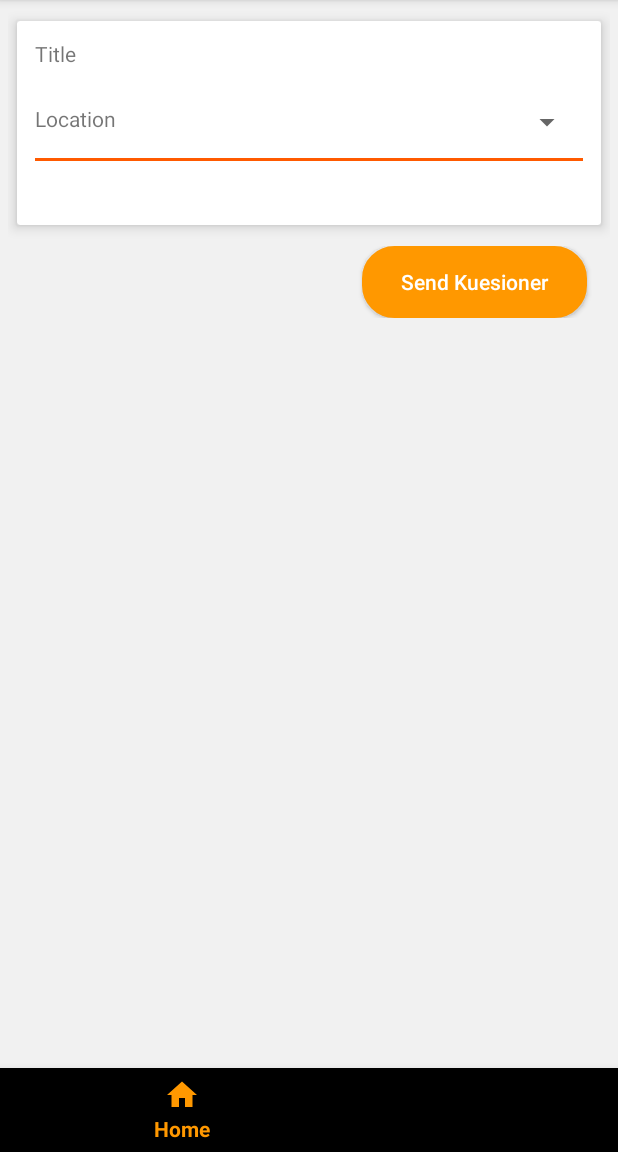
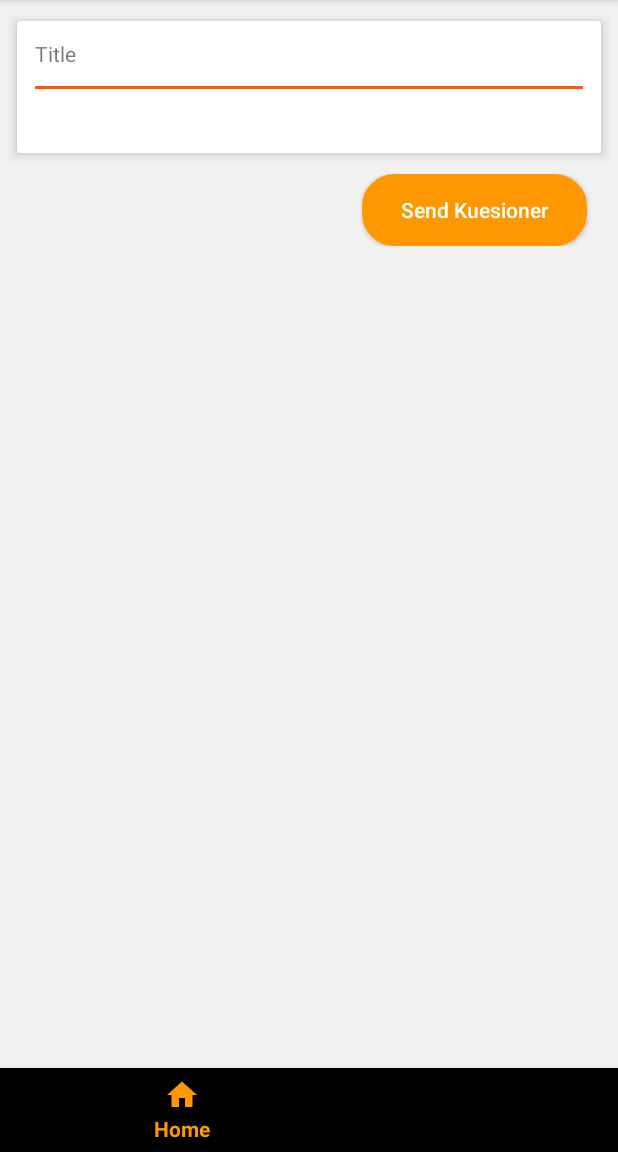
Before and after one commit to Yogias11/E-Kuisoner, an Android app: the HomeFragment screen opened directly, with no data from a screen before it, on a phone screen of 412 x 824 dp, the part 84-1236 px from its top. Run offline under Robolectric (Android 15) with nearby library versions, the phone set to English and light mode, and no system bars; our stand-ins replace ButterKnife; 1 statement that could not run was skipped.

Commit message:
get data success

```diff
--- a/app/src/main/java/poltekpos/ac/id/e_kuisoner/api/BaseApiService.java
+++ b/app/src/main/java/poltekpos/ac/id/e_kuisoner/api/BaseApiService.java
@@ -2,9 +2,19 @@ package poltekpos.ac.id.e_kuisoner.api;
 
 import poltekpos.ac.id.e_kuisoner.model.ResponsModel;
 import retrofit2.Call;
+import retrofit2.http.Field;
+import retrofit2.http.FormUrlEncoded;
 import retrofit2.http.GET;
+import retrofit2.http.POST;
 
 public interface BaseApiService {
+
+    @FormUrlEncoded
+    @POST("insert.php")
+    Call<ResponsModel> sendKuesioner(@Field("npm") String npm,
+                                   @Field("dosen") String dosen,
+                                   @Field("kuesioner") String kuesioner,
+                                   @Field("variable") String variable);
 
     @GET("read.php")
     Call<ResponsModel> getPertanyaan();
--- a/app/src/main/res/layout/fragment_home.xml
+++ b/app/src/main/res/layout/fragment_home.xml
@@ -40,27 +40,6 @@
                         android:layout_width="wrap_content"
                         android:layout_height="wrap_content"/>
 
-                    <RelativeLayout
-                        android:padding="12dp"
-                        android:layout_width="match_parent"
-                        android:layout_height="wrap_content">
-
-                        <TextView
-                            android:id="@+id/txtArea"
-                            android:text="Location"
-                            android:layout_width="wrap_content"
-                            android:layout_marginEnd="50dp"
-                            android:layout_height="wrap_content"/>
-
-                        <Spinner
-                            android:id="@+id/spAreaApd1"
-                            android:textSize="15sp"
-                            android:layout_toEndOf="@+id/txtArea"
-                            android:layout_width="match_parent"
-                            android:layout_height="wrap_content"/>
-
-                    </RelativeLayout>
-
                     <View
                         android:layout_marginStart="12dp"
                         android:layout_marginEnd="12dp"
```
